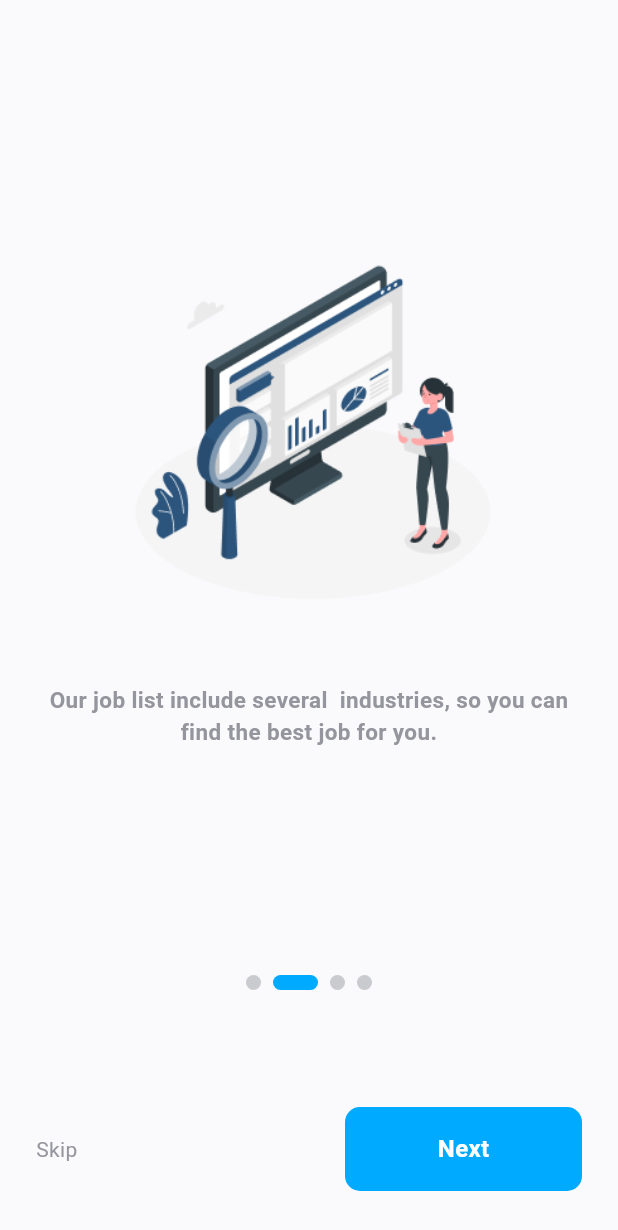
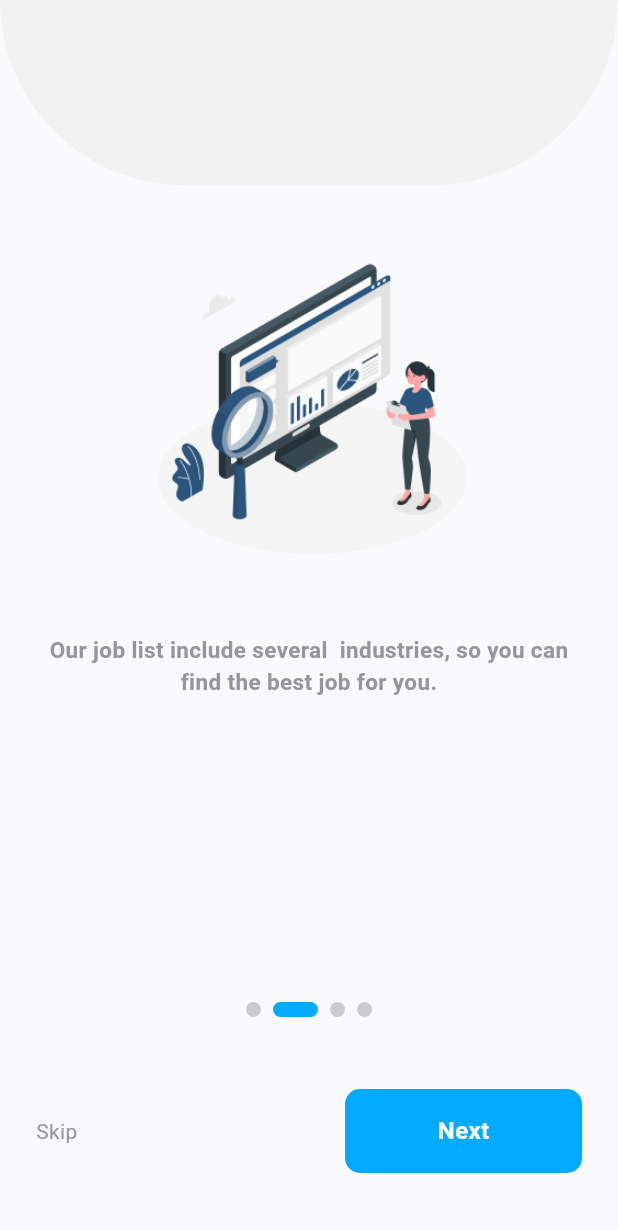
Before and after one commit to fauzihub13/employme, a Flutter app: the screen it shows after launch, after a tap on "Next", on a phone screen of 412 x 824 dp. Shown: the top 1230 px of the screen. Run offline on Flutter 3.47's test engine with Material 3 defaults, Android fonts, the phone set to English and light mode, and no system bars; drawn by our look-alikes of smooth_page_indicator; our stand-ins replace firebase_core, flutter_svg; accounts and stored records are empty.

Commit message:
feat: update dot indicator, main, onboarding, home, and profile pages

```diff
--- a/lib/core/components/dot_indicator.dart
+++ b/lib/core/components/dot_indicator.dart
@@ -1,8 +1,4 @@
-<<<<<<< HEAD
-import '/core/constants/colors.dart'; // Import your colors
-=======
 import 'package:employme/core/constants/colors.dart'; // Import your colors
->>>>>>> 7ce04ade7932b3fbcc9de63b6159fe097679d680
 import 'package:flutter/material.dart';
 
 class DotIndicator extends StatelessWidget {
--- a/lib/main.dart
+++ b/lib/main.dart
@@ -6,12 +6,17 @@
 import 'firebase_options.dart';
 import 'presentation/auth/onboarding_page.dart';
 
-void main() async{
+// void main() async{
+//   runApp(const MyApp());
+//   await Firebase.initializeApp(
+//     options: DefaultFirebaseOptions.currentPlatform,
+//   );
+// }
+
+void main() {
   runApp(const MyApp());
-  await Firebase.initializeApp(
-    options: DefaultFirebaseOptions.currentPlatform,
-  );
 }
+
 
 class MyApp extends StatelessWidget {
   const MyApp({super.key});
--- a/lib/presentation/auth/onboarding_page.dart
+++ b/lib/presentation/auth/onboarding_page.dart
@@ -20,18 +20,20 @@
   Widget build(BuildContext context) {
     return Scaffold(
       backgroundColor: AppColors.baseColor,
-      body: Column(
+      body: SafeArea(
+        child: Column(
           children: [
             Container(
-            height: 140,
+              height: MediaQuery.of(context).size.height * 0.15,
               decoration: BoxDecoration(
-              color: AppColors.grey.withValues(alpha: 0.2),
+                color: AppColors.lightGrey,
                 borderRadius: BorderRadius.only(
                   bottomLeft: Radius.circular(416),
                   bottomRight: Radius.circular(416),
                 ),
               ),
             ),
+            const SizedBox(height: 20),
             Expanded(
               child: PageView.builder(
                 controller: _pageController,
@@ -42,12 +44,14 @@
                 },
                 itemCount: onBoards.length,
                 itemBuilder: (context, index) {
-                return Column(
+                  return SingleChildScrollView(
+                    child: Column(
                       children: [
                         Image.asset(
                           onBoards[index].onboardingImage,
-                      height: 284,
-                      width: 284,
+                          height: MediaQuery.of(context).size.height * 0.3,
+                          width: MediaQuery.of(context).size.width * 0.7,
+                          fit: BoxFit.contain,
                         ),
                         const SizedBox(height: 32),
                         Padding(
@@ -63,6 +67,7 @@
                           ),
                         ),
                       ],
+                    ),
                   );
                 },
               ),
@@ -82,9 +87,8 @@
                 ),
               ),
             ),
-          const SizedBox(height: 24),
             Padding(
-            padding: const EdgeInsets.symmetric(horizontal: 24, vertical: 30),
+              padding: const EdgeInsets.fromLTRB(24, 24, 24, 42),
               child: Row(
                 children: [
                   if (currentPage > 0)
@@ -148,6 +152,7 @@
             )
           ],
         ),
+      ),
     );
   }
 }
```
Also changed, not shown: lib/presentation/home/pages/home_page.dart (+0 -8 lines), lib/presentation/profile/pages/profile_page.dart (+58 -1 lines). Lines whose indentation alone changed are shown as unchanged.
